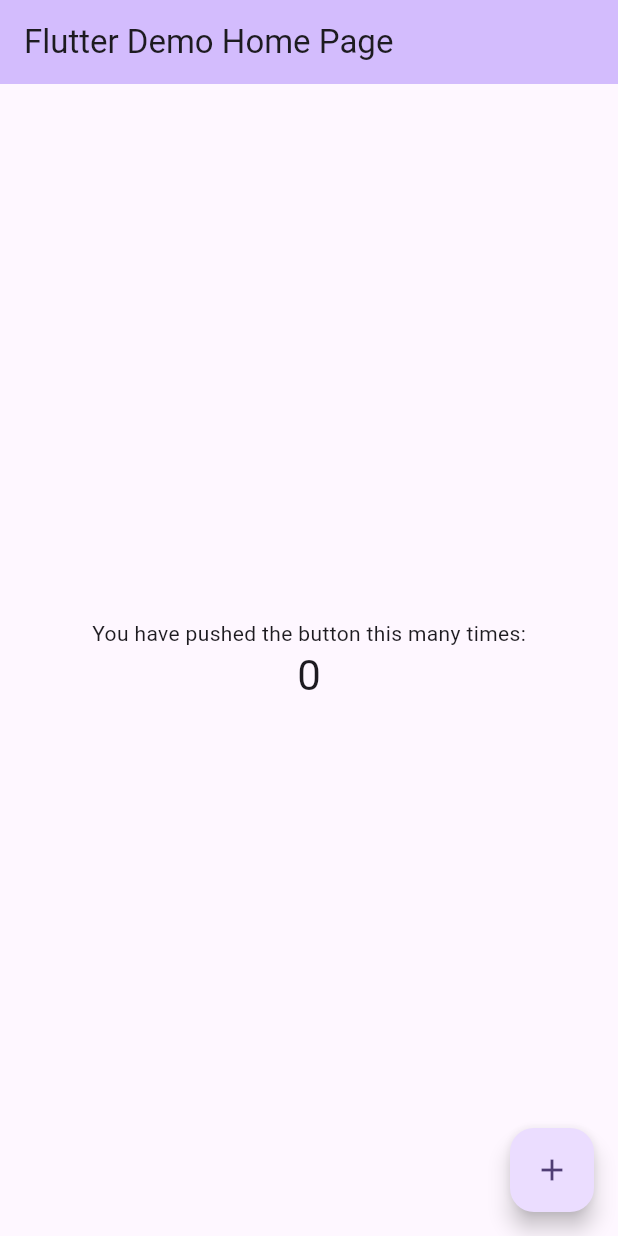
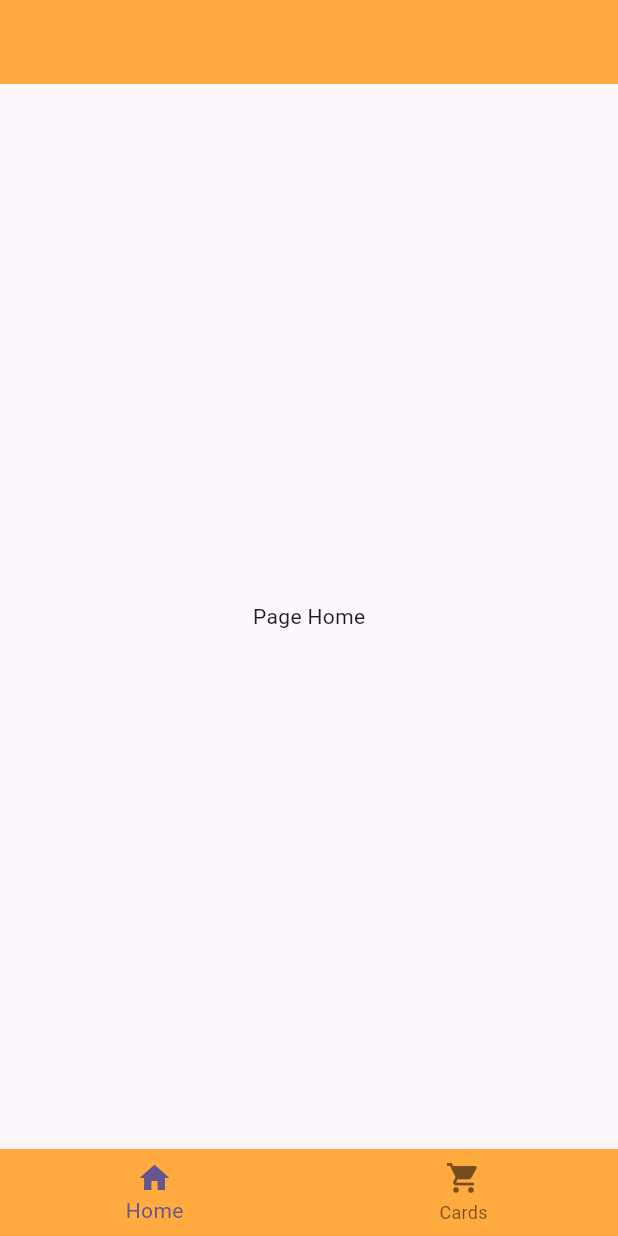
Before and after one commit to Disl11/amzon_wish, a Flutter app: the screen it shows after launch, on a phone screen of 412 x 824 dp. Run offline on Flutter 3.47's test engine with Material 3 defaults, Android fonts, the phone set to English and light mode, and no system bars.

Commit message:
Structure  mvvm + navigation base

```diff
--- a/lib/main.dart
+++ b/lib/main.dart
@@ -1,3 +1,4 @@
+import 'package:amazonwish/views/navigation.dart';
 import 'package:flutter/material.dart';
 
 void main() {
@@ -7,116 +8,14 @@ void main() {
 class MyApp extends StatelessWidget {
   const MyApp({super.key});
 
-  // This widget is the root of your application.
   @override
   Widget build(BuildContext context) {
     return MaterialApp(
-      title: 'Flutter Demo',
+      title: 'Amazon Wish',
       theme: ThemeData(
-        // This is the theme of your application.
-        //
-        // TRY THIS: Try running your application with "flutter run". You'll see
-        // the application has a purple toolbar. Then, without quitting the app,
-        // try changing the seedColor in the colorScheme below to Colors.green
-        // and then invoke "hot reload" (save your changes or press the "hot
-        // reload" button in a Flutter-supported IDE, or press "r" if you used
-        // the command line to start the app).
-        //
-        // Notice that the counter didn't reset back to zero; the application
-        // state is not lost during the reload. To reset the state, use hot
-        // restart instead.
-        //
-        // This works for code too, not just values: Most code changes can be
-        // tested with just a hot reload.
         colorScheme: ColorScheme.fromSeed(seedColor: Colors.deepPurple),
       ),
-      home: const MyHomePage(title: 'Flutter Demo Home Page'),
+      home: NavigationBottom(),
     );
   }
 }
-
-class MyHomePage extends StatefulWidget {
-  const MyHomePage({super.key, required this.title});
-
-  // This widget is the home page of your application. It is stateful, meaning
-  // that it has a State object (defined below) that contains fields that affect
-  // how it looks.
-
-  // This class is the configuration for the state. It holds the values (in this
-  // case the title) provided by the parent (in this case the App widget) and
-  // used by the build method of the State. Fields in a Widget subclass are
-  // always marked "final".
-
-  final String title;
-
-  @override
-  State<MyHomePage> createState() => _MyHomePageState();
-}
-
-class _MyHomePageState extends State<MyHomePage> {
-  int _counter = 0;
-
-  void _incrementCounter() {
-    setState(() {
-      // This call to setState tells the Flutter framework that something has
-      // changed in this State, which causes it to rerun the build method below
-      // so that the display can reflect the updated values. If we changed
-      // _counter without calling setState(), then the build method would not be
-      // called again, and so nothing would appear to happen.
-      _counter++;
-    });
-  }
-
-  @override
-  Widget build(BuildContext context) {
-    // This method is rerun every time setState is called, for instance as done
-    // by the _incrementCounter method above.
-    //
-    // The Flutter framework has been optimized to make rerunning build methods
-    // fast, so that you can just rebuild anything that needs updating rather
-    // than having to individually change instances of widgets.
-    return Scaffold(
-      appBar: AppBar(
-        // TRY THIS: Try changing the color here to a specific color (to
-        // Colors.amber, perhaps?) and trigger a hot reload to see the AppBar
-        // change color while the other colors stay the same.
-        backgroundColor: Theme.of(context).colorScheme.inversePrimary,
-        // Here we take the value from the MyHomePage object that was created by
-        // the App.build method, and use it to set our appbar title.
-        title: Text(widget.title),
-      ),
-      body: Center(
-        // Center is a layout widget. It takes a single child and positions it
-        // in the middle of the parent.
-        child: Column(
-          // Column is also a layout widget. It takes a list of children and
-          // arranges them vertically. By default, it sizes itself to fit its
-          // children horizontally, and tries to be as tall as its parent.
-          //
-          // Column has various properties to control how it sizes itself and
-          // how it positions its children. Here we use mainAxisAlignment to
-          // center the children vertically; the main axis here is the vertical
-          // axis because Columns are vertical (the cross axis would be
-          // horizontal).
-          //
-          // TRY THIS: Invoke "debug painting" (choose the "Toggle Debug Paint"
-          // action in the IDE, or press "p" in the console), to see the
-          // wireframe for each widget.
-          mainAxisAlignment: MainAxisAlignment.center,
-          children: <Widget>[
-            const Text('You have pushed the button this many times:'),
-            Text(
-              '$_counter',
-              style: Theme.of(context).textTheme.headlineMedium,
-            ),
-          ],
-        ),
-      ),
-      floatingActionButton: FloatingActionButton(
-        onPressed: _incrementCounter,
-        tooltip: 'Increment',
-        child: const Icon(Icons.add),
-      ), // This trailing comma makes auto-formatting nicer for build methods.
-    );
-  }
-}
--- /dev/null
+++ b/lib/views/home.dart
@@ -0,0 +1,15 @@
+import 'package:flutter/material.dart';
+
+class Home extends StatefulWidget {
+  const Home({super.key});
+
+  @override
+  State<Home> createState() => _HomeState();
+}
+
+class _HomeState extends State<Home> {
+  @override
+  Widget build(BuildContext context) {
+    return Scaffold(body: Center(child: Text("Page Home")));
+  }
+}
--- /dev/null
+++ b/lib/views/navigation.dart
@@ -0,0 +1,42 @@
+import 'package:amazonwish/views/home.dart';
+import 'package:amazonwish/views/shoppingCard.dart';
+import 'package:flutter/material.dart';
+
+class NavigationBottom extends StatefulWidget {
+  const NavigationBottom({super.key});
+
+  @override
+  State<NavigationBottom> createState() => _NavigationBottomState();
+}
+
+class _NavigationBottomState extends State<NavigationBottom> {
+  int _selecedIndex = 0;
+
+  void _navigationBottomBar(int index) {
+    setState(() {
+      _selecedIndex = index;
+    });
+  }
+
+  final List<Widget> _pages = [Home(), Shoppingcard()];
+
+  @override
+  Widget build(BuildContext context) {
+    return Scaffold(
+      appBar: AppBar(backgroundColor: Colors.orangeAccent),
+      body: _pages[_selecedIndex],
+      bottomNavigationBar: BottomNavigationBar(
+        backgroundColor: Colors.orangeAccent,
+        currentIndex: _selecedIndex,
+        onTap: _navigationBottomBar,
+        items: [
+          BottomNavigationBarItem(icon: Icon(Icons.home), label: "Home"),
+          BottomNavigationBarItem(
+            icon: Icon(Icons.shopping_cart),
+            label: "Cards",
+          ),
+        ],
+      ),
+    );
+  }
+}
--- /dev/null
+++ b/lib/views/shoppingCard.dart
@@ -0,0 +1,15 @@
+import 'package:flutter/material.dart';
+
+class Shoppingcard extends StatefulWidget {
+  const Shoppingcard({super.key});
+
+  @override
+  State<Shoppingcard> createState() => _ShoppingcardState();
+}
+
+class _ShoppingcardState extends State<Shoppingcard> {
+  @override
+  Widget build(BuildContext context) {
+    return Scaffold(body: Center(child: Text("Page shopping Card")));
+  }
+}
```
